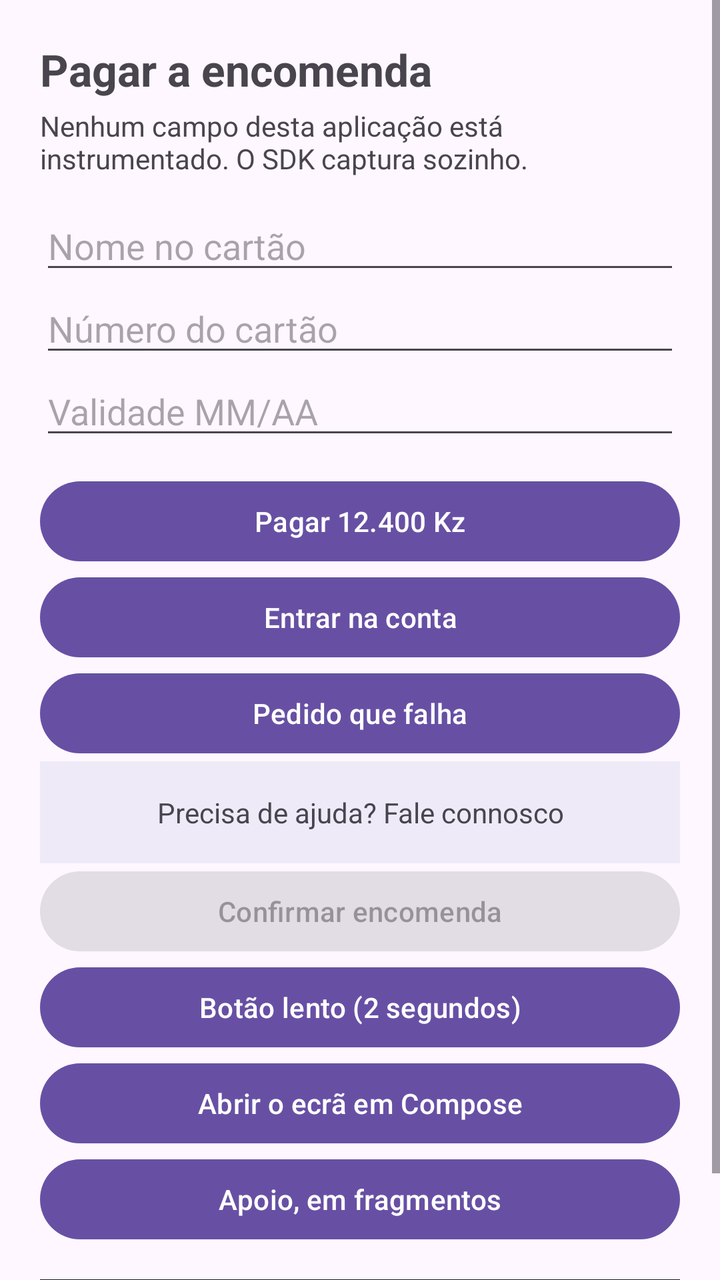
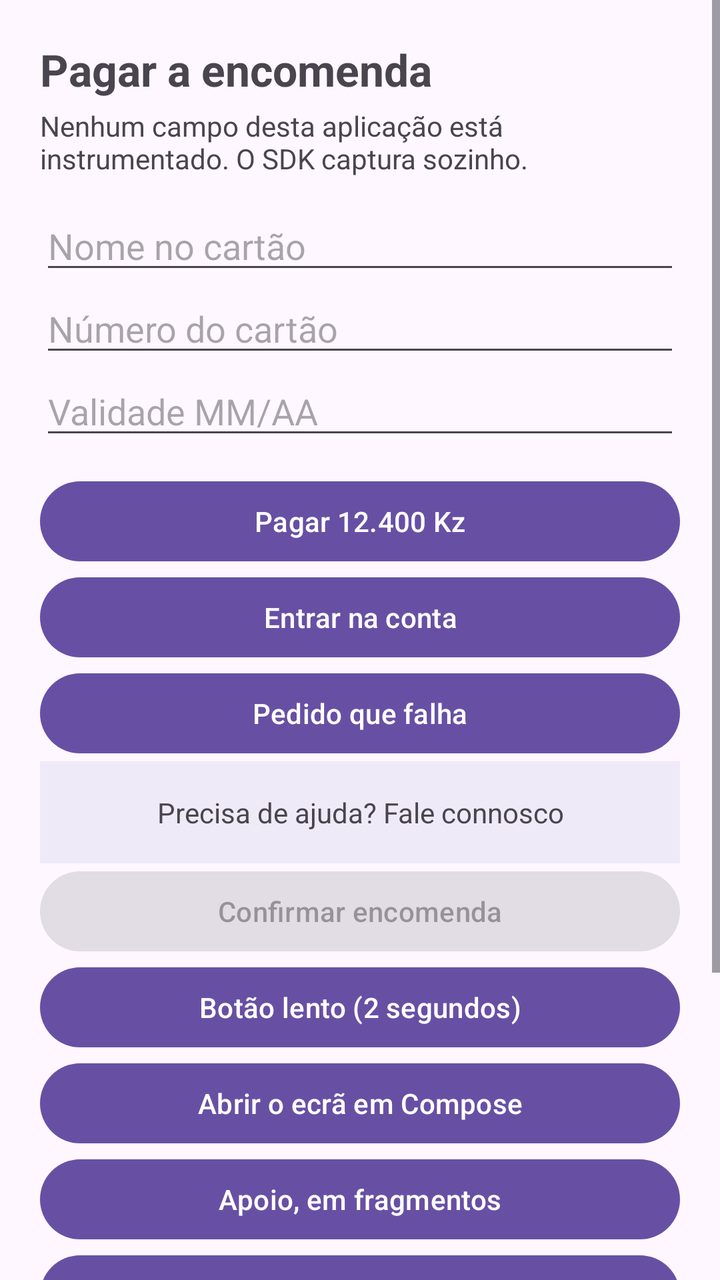

The first picture is an Android layout as it rendered before a commit; the second is the same layout after the commit. The layout source and the unified diff follow.
<!-- AndroidManifest.xml: application theme Theme.Material3.DayNight.NoActionBar -->
<!-- res/layout/loja.xml -->
<?xml version="1.0" encoding="utf-8"?>
<ScrollView xmlns:android="http://schemas.android.com/apk/res/android"
    android:layout_width="match_parent"
    android:layout_height="match_parent"
    android:fillViewport="true">

    <LinearLayout
        android:layout_width="match_parent"
        android:layout_height="wrap_content"
        android:orientation="vertical"
        android:padding="20dp">

        <TextView
            android:id="@+id/titulo"
            android:layout_width="match_parent"
            android:layout_height="wrap_content"
            android:text="Pagar a encomenda"
            android:textSize="22sp"
            android:textStyle="bold" />

        <TextView
            android:layout_width="match_parent"
            android:layout_height="wrap_content"
            android:paddingTop="4dp"
            android:paddingBottom="12dp"
            android:text="Nenhum campo desta aplicação está instrumentado. O SDK captura sozinho." />

        <EditText
            android:id="@+id/nome"
            android:layout_width="match_parent"
            android:layout_height="wrap_content"
            android:hint="Nome no cartão"
            android:imeOptions="actionNext"
            android:inputType="textPersonName" />

        <EditText
            android:id="@+id/cartao"
            android:layout_width="match_parent"
            android:layout_height="wrap_content"
            android:hint="Número do cartão"
            android:imeOptions="actionNext"
            android:inputType="number" />

        <EditText
            android:id="@+id/validade"
            android:layout_width="match_parent"
            android:layout_height="wrap_content"
            android:hint="Validade MM/AA"
            android:imeOptions="actionDone"
            android:inputType="text" />

        <Button
            android:id="@+id/pagar"
            android:layout_width="match_parent"
            android:layout_height="wrap_content"
            android:layout_marginTop="12dp"
            android:text="Pagar 12.400 Kz" />

        <Button
            android:id="@+id/entrar"
            android:layout_width="match_parent"
            android:layout_height="wrap_content"
            android:text="Entrar na conta" />

        <Button
            android:id="@+id/falhar"
            android:layout_width="match_parent"
            android:layout_height="wrap_content"
            android:text="Pedido que falha" />

        
        <TextView
            android:id="@+id/zona_morta"
            android:layout_width="match_parent"
            android:layout_height="wrap_content"
            android:background="#EFEAF7"
            android:gravity="center"
            android:padding="16dp"
            android:text="Precisa de ajuda? Fale connosco" />

        <Button
            android:id="@+id/confirmar"
            android:layout_width="match_parent"
            android:layout_height="wrap_content"
            android:enabled="false"
            android:text="Confirmar encomenda" />

        <Button
            android:id="@+id/lento"
            android:layout_width="match_parent"
            android:layout_height="wrap_content"
            android:text="Botão lento (2 segundos)" />

        <Button
            android:id="@+id/compose"
            android:layout_width="match_parent"
            android:layout_height="wrap_content"
            android:text="Abrir o ecrã em Compose" />

        <Button
            android:id="@+id/apoio"
            android:layout_width="match_parent"
            android:layout_height="wrap_content"
            android:text="Apoio, em fragmentos" />

        <TextView
            android:id="@+id/diagnostico"
            android:layout_width="match_parent"
            android:layout_height="wrap_content"
            android:layout_marginTop="16dp"
            android:background="#14181D"
            android:fontFamily="monospace"
            android:padding="12dp"
            android:textColor="#CFE3D8"
            android:textSize="11sp"
            android:text="a arrancar..." />
    </LinearLayout>
</ScrollView>
<!-- resources referenced by this layout -->
<resources>

</resources>

<!-- the commit's change to res/layout/loja.xml (unified diff, before → after) -->
@@ -103,6 +103,31 @@
             android:layout_height="wrap_content"
             android:text="Apoio, em fragmentos" />
 
+        
+        <Button
+            android:id="@+id/msg_chave"
+            android:layout_width="match_parent"
+            android:layout_height="wrap_content"
+            android:text="Mensagem com chave" />
+
+        <Button
+            android:id="@+id/msg_texto"
+            android:layout_width="match_parent"
+            android:layout_height="wrap_content"
+            android:text="Mensagem só com texto" />
+
+        <Button
+            android:id="@+id/msg_tecnico"
+            android:layout_width="match_parent"
+            android:layout_height="wrap_content"
+            android:text="Erro que ninguém vê" />
+
+        <LinearLayout
+            android:id="@+id/avisos"
+            android:layout_width="match_parent"
+            android:layout_height="wrap_content"
+            android:orientation="vertical" />
+
         <TextView
             android:id="@+id/diagnostico"
             android:layout_width="match_parent"
